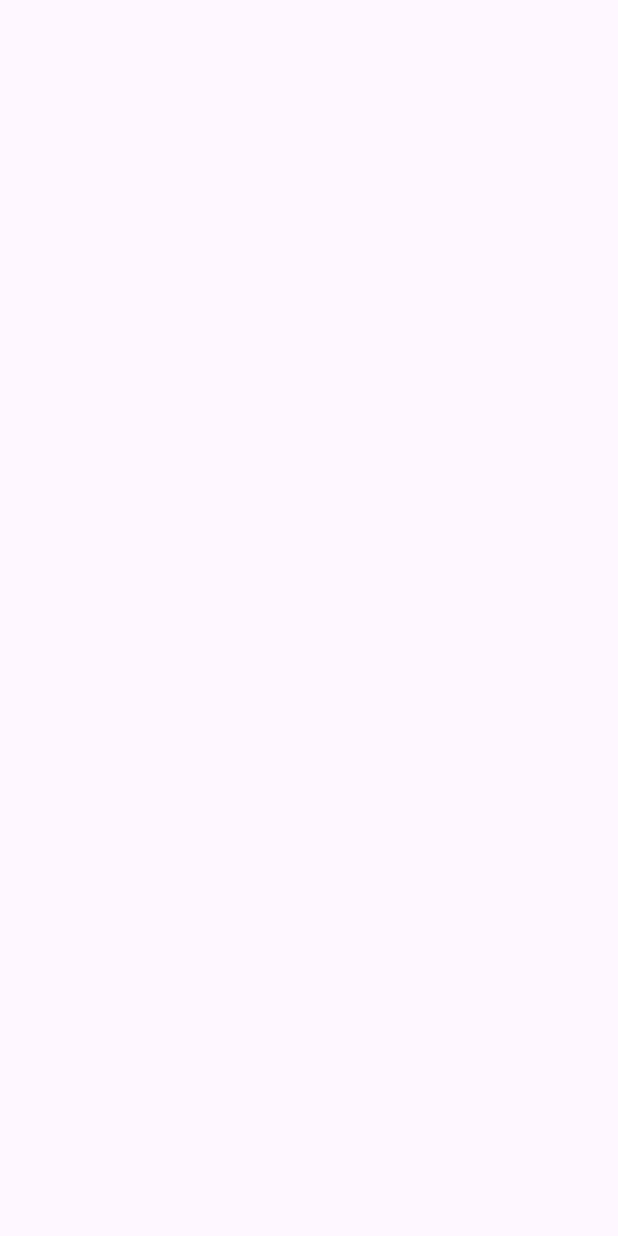
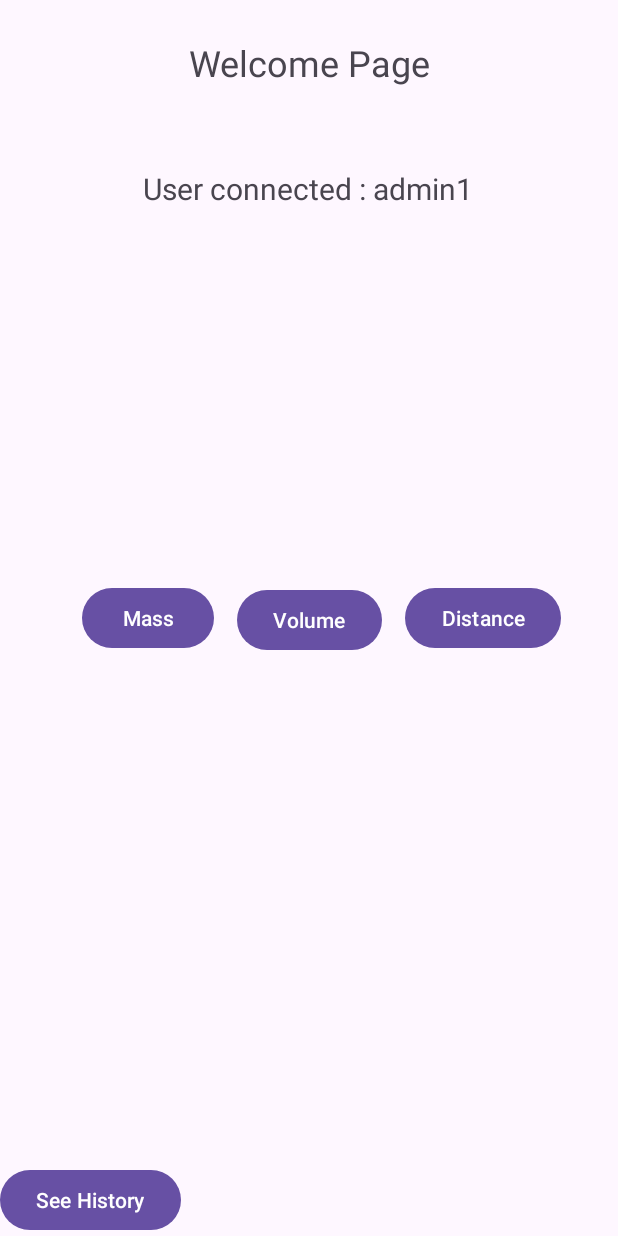
Before and after one commit to Satanislas/murica-for-dummies, an Android app: the WelcomePage screen opened directly, with no data from a screen before it, on a phone screen of 412 x 824 dp. Before the commit the screen is empty. Run offline under Robolectric (Android 15) with nearby library versions, the phone set to English and light mode, and no system bars.

Commit message:
Linked WelcomePage and MassImperialToMetric Activities together

```diff
--- a/app/src/main/java/com/example/murica_for_dummies/WelcomePage.java
+++ b/app/src/main/java/com/example/murica_for_dummies/WelcomePage.java
@@ -1,19 +1,57 @@
 package com.example.murica_for_dummies;
 
+import android.content.Context;
+import android.content.Intent;
 import android.os.Bundle;
+import android.view.View;
+import android.widget.Button;
+import android.widget.Toast;
 
-import androidx.activity.EdgeToEdge;
 import androidx.appcompat.app.AppCompatActivity;
-import androidx.core.graphics.Insets;
-import androidx.core.view.ViewCompat;
-import androidx.core.view.WindowInsetsCompat;
 
 public class WelcomePage extends AppCompatActivity {
+
+    com.example.murica_for_dummies.databinding.ActivityWelcomePageBinding binding;
+
+    Button MassButton;
+    Button VolumeButton;
+    Button DistanceButton;
 
     @Override
     protected void onCreate(Bundle savedInstanceState) {
         super.onCreate(savedInstanceState);
 
-        //TODO
+        binding = com.example.murica_for_dummies.databinding.ActivityWelcomePageBinding.inflate(getLayoutInflater());
+        View view = binding.getRoot();
+
+        setContentView(view);
+
+        InitAttributes();
+
+        MassButton.setOnClickListener(v -> MassButtonCall());
+        VolumeButton.setOnClickListener(v -> VolumeButtonCall());
+        DistanceButton.setOnClickListener(v -> DistanceButtonCall());
+    }
+
+    private void DistanceButtonCall() {
+        Toast.makeText(getApplicationContext(),"Distance Activity Here", Toast.LENGTH_SHORT).show();
+    }
+
+    private void VolumeButtonCall() {
+        Toast.makeText(getApplicationContext(),"Volume Activity Here", Toast.LENGTH_SHORT).show();
+    }
+
+    private void MassButtonCall() {
+        startActivity(MassImperialToMetric.IntentFactory(getApplicationContext()));
+    }
+
+    private void InitAttributes() {
+        MassButton = binding.MassButton;
+        VolumeButton = binding.VolumeButton;
+        DistanceButton = binding.DistanceButton;
+    }
+
+    public static Intent IntentFactory(Context context){
+        return new Intent(context, WelcomePage.class);
     }
 }
--- a/app/src/main/res/layout/activity_welcome_page.xml
+++ b/app/src/main/res/layout/activity_welcome_page.xml
@@ -8,7 +8,7 @@
     tools:context=".WelcomePage">
 
     <TextView
-        android:id="@+id/CelsiusLabel"
+        android:id="@+id/Title"
         android:layout_width="265dp"
         android:layout_height="44dp"
         android:layout_marginTop="20dp"
@@ -21,7 +21,7 @@
         app:layout_constraintTop_toTopOf="parent" />
 
     <TextView
-        android:id="@+id/CelsiusHint"
+        android:id="@+id/UserConnected"
         android:layout_width="260dp"
         android:layout_height="44dp"
         android:layout_marginTop="40dp"
@@ -31,20 +31,20 @@
         app:layout_constraintEnd_toEndOf="parent"
         app:layout_constraintHorizontal_bias="0.496"
         app:layout_constraintStart_toStartOf="parent"
-        app:layout_constraintTop_toBottomOf="@+id/CelsiusLabel" />
+        app:layout_constraintTop_toBottomOf="@+id/Title" />
 
     <Button
-        android:id="@+id/button"
+        android:id="@+id/MassButton"
         android:layout_width="wrap_content"
         android:layout_height="wrap_content"
         android:layout_marginEnd="15dp"
         android:text="Mass"
         app:layout_constraintBottom_toBottomOf="parent"
-        app:layout_constraintEnd_toStartOf="@+id/button2"
+        app:layout_constraintEnd_toStartOf="@+id/VolumeButton"
         app:layout_constraintTop_toTopOf="parent" />
 
     <Button
-        android:id="@+id/button2"
+        android:id="@+id/VolumeButton"
         android:layout_width="wrap_content"
         android:layout_height="wrap_content"
         android:text="Volume"
@@ -55,17 +55,17 @@
         app:layout_constraintVertical_bias="0.502" />
 
     <Button
-        android:id="@+id/button3"
+        android:id="@+id/DistanceButton"
         android:layout_width="wrap_content"
         android:layout_height="wrap_content"
         android:layout_marginStart="15dp"
         android:text="Distance"
         app:layout_constraintBottom_toBottomOf="parent"
-        app:layout_constraintStart_toEndOf="@+id/button2"
+        app:layout_constraintStart_toEndOf="@+id/VolumeButton"
         app:layout_constraintTop_toTopOf="parent" />
 
     <Button
-        android:id="@+id/button4"
+        android:id="@+id/HistoryButton"
         android:layout_width="wrap_content"
         android:layout_height="wrap_content"
         android:text="See History"
--- a/app/src/main/res/values/strings.xml
+++ b/app/src/main/res/values/strings.xml
@@ -1,5 +1,5 @@
 <resources>
     <string name="app_name">Murica_for_dummies</string>
 
-    <string name="MassMetricResult">Result : %1$.2f kg</string>
+    <string name="MassMetricResult">Result : %1$.3f kg</string>
 </resources>
```
Also changed, not shown: app/src/main/java/com/example/murica_for_dummies/MassImperialToMetric.java (+11 -0 lines), app/src/main/res/layout/activity_mass_imperial_to_metric.xml (+17 -3 lines).
